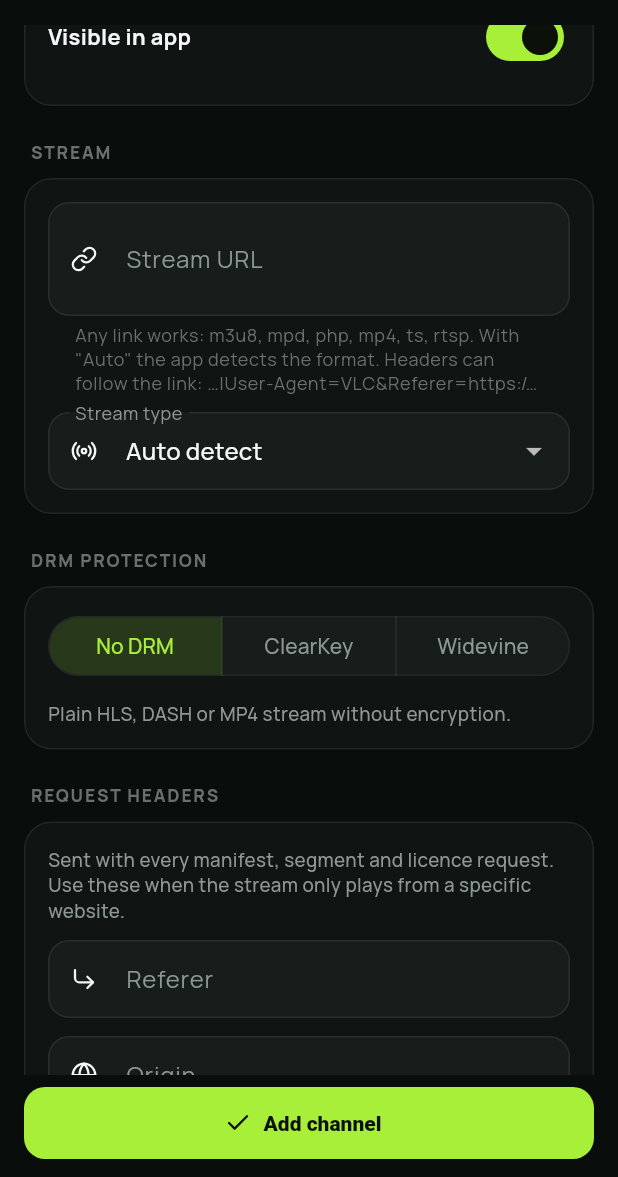
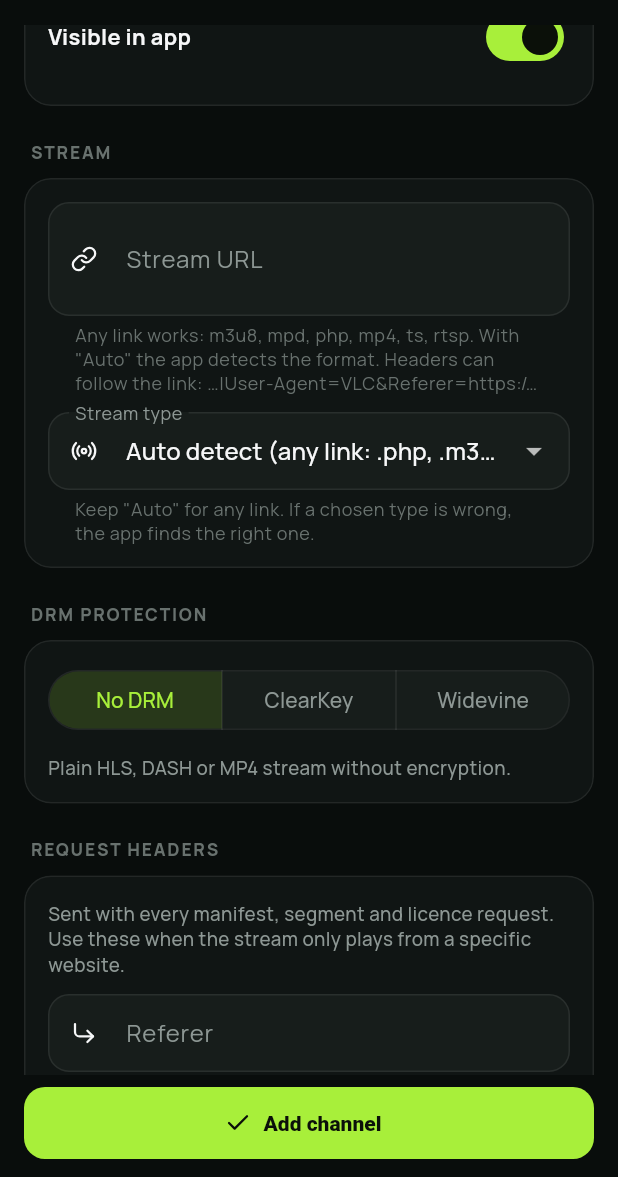
Before and after one commit to mwaijengo/UhuruMax, a Flutter app: the ChannelForm screen opened directly, scrolled down 576 dp, on a phone screen of 412 x 824 dp, the part 59-1236 px from its top. Run offline on Flutter 3.47's test engine with Material 3 defaults, Android fonts, the phone set to English and light mode, and no system bars; our stand-ins replace cached_network_image, firebase_core, firebase_messaging, flutter_cache_manager, flutter_local_notifications, google_fonts and 5 more; accounts and stored records are empty.

Commit message:
Release 1.0.2: universal stream types (TS, Smooth, RTSP) and auto-detect fallback when a chosen type is wrong
Co-authored-by: Cursor <cursoragent@cursor.com>

```diff
--- a/pubspec.yaml
+++ b/pubspec.yaml
@@ -16,7 +16,7 @@ publish_to: 'none' # Remove this line if you wish to publish to pub.dev
 # https://developer.apple.com/library/archive/documentation/General/Reference/InfoPlistKeyReference/Articles/CoreFoundationKeys.html
 # In Windows, build-name is used as the major, minor, and patch parts
 # of the product and file versions while build-number is used as the build suffix.
-version: 1.0.1+2
+version: 1.0.2+3
 
 environment:
   sdk: ^3.13.3
--- a/uhuru/lib/api/models.dart
+++ b/uhuru/lib/api/models.dart
@@ -7,10 +7,13 @@ Map<String, String> _headers(Object? v) =>
     v is Map ? {for (final e in v.entries) '${e.key}': '${e.value}'} : {};
 
 enum StreamType {
-  auto('Auto detect'),
-  hls('HLS (.m3u8)'),
+  auto('Auto detect (any link: .php, .m3u8, .mpd, .ts, .mp4…)'),
+  hls('HLS playlist (.m3u8, or .php that returns one)'),
   dash('DASH (.mpd)'),
-  progressive('Progressive (MP4)');
+  ts('MPEG-TS live (.ts, IPTV /live/… links)'),
+  smooth('Smooth Streaming (.ism/Manifest)'),
+  rtsp('RTSP (rtsp://)'),
+  progressive('Video file (MP4, MKV, WebM, MP3)');
 
   const StreamType(this.label);
   final String label;
--- a/uhuru/lib/screens/channel_form.dart
+++ b/uhuru/lib/screens/channel_form.dart
@@ -272,10 +272,17 @@ class _ChannelFormState extends State<ChannelForm> {
                       const SizedBox(height: 12),
                       DropdownButtonFormField<StreamType>(
                         initialValue: _streamType,
+                        isExpanded: true,
                         dropdownColor: AppColors.surface2,
-                        decoration: const InputDecoration(labelText: 'Stream type', prefixIcon: Icon(LucideIcons.radio, size: 18)),
+                        decoration: const InputDecoration(
+                          labelText: 'Stream type',
+                          helperText: 'Keep "Auto" for any link. If a chosen type is wrong, the app finds the right one.',
+                          helperMaxLines: 2,
+                          prefixIcon: Icon(LucideIcons.radio, size: 18),
+                        ),
                         items: [
-                          for (final t in StreamType.values) DropdownMenuItem(value: t, child: Text(t.label)),
+                          for (final t in StreamType.values)
+                            DropdownMenuItem(value: t, child: Text(t.label, overflow: TextOverflow.ellipsis)),
                         ],
                         onChanged: (t) => setState(() => _streamType = t ?? StreamType.auto),
                       ),
@@ -293,10 +300,7 @@ class _ChannelFormState extends State<ChannelForm> {
                         ],
                         selected: {_drm},
                         showSelectedIcon: false,
-                        onSelectionChanged: (s) => setState(() {
-                          _drm = s.first;
-                          if (_drm != DrmType.none && _streamType == StreamType.auto) _streamType = StreamType.dash;
-                        }),
+                        onSelectionChanged: (s) => setState(() => _drm = s.first),
                       ),
                       const SizedBox(height: 12),
                       ..._drmFields(),
--- a/uhuru/pubspec.yaml
+++ b/uhuru/pubspec.yaml
@@ -16,7 +16,7 @@ publish_to: 'none' # Remove this line if you wish to publish to pub.dev
 # https://developer.apple.com/library/archive/documentation/General/Reference/InfoPlistKeyReference/Articles/CoreFoundationKeys.html
 # In Windows, build-name is used as the major, minor, and patch parts
 # of the product and file versions while build-number is used as the build suffix.
-version: 1.0.1+2
+version: 1.0.2+3
 
 environment:
   sdk: ^3.13.3
```
Also changed, not shown: 5 other files.
